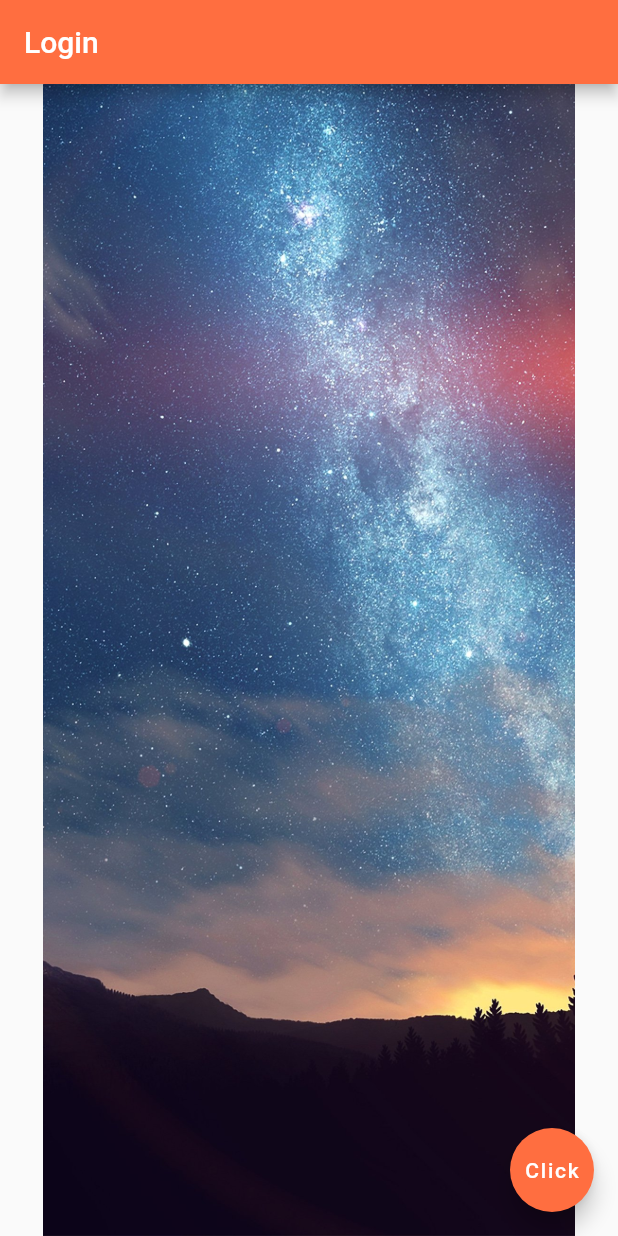
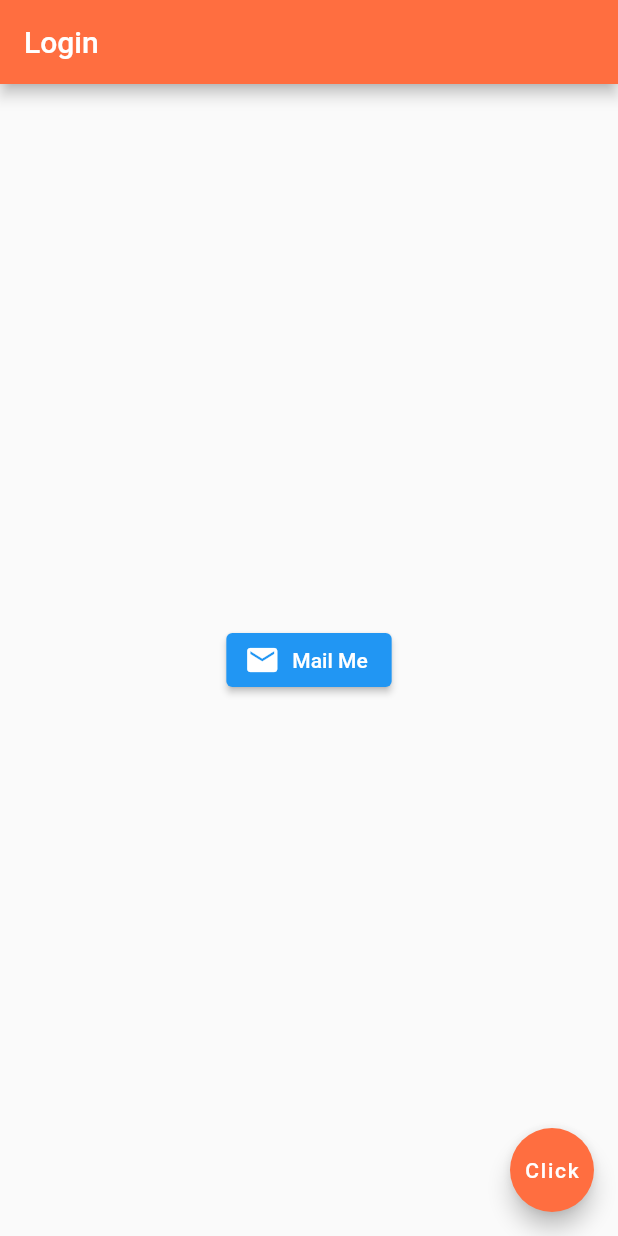
Before and after one commit to DhineshKathirvel/FlutterApplication, a Flutter app: the screen it shows after launch, on a phone screen of 412 x 824 dp. Run offline on Flutter 3.47's test engine with Material 2 defaults, Android fonts, the phone set to English and light mode, and no system bars.

Commit message:
Added Button and its properties

```diff
--- a/lib/main.dart
+++ b/lib/main.dart
@@ -13,7 +13,15 @@ class MyApplication extends StatelessWidget {
         backgroundColor: Colors.deepOrangeAccent,
       ),
       body: Center(
-        child: Image.asset('assets/images/Space.jpg'),
+        child: ElevatedButton.icon(
+            onPressed: (){
+              print("On Click Invoked");
+            },
+            icon: const Icon(
+            Icons.email),
+            label: const Text(
+                "Mail Me")),
+        //Image.asset('assets/images/Space.jpg'),
         /*Text(
             "Hello Dhinesh, Welcome !!",
             style: TextStyle(
```
